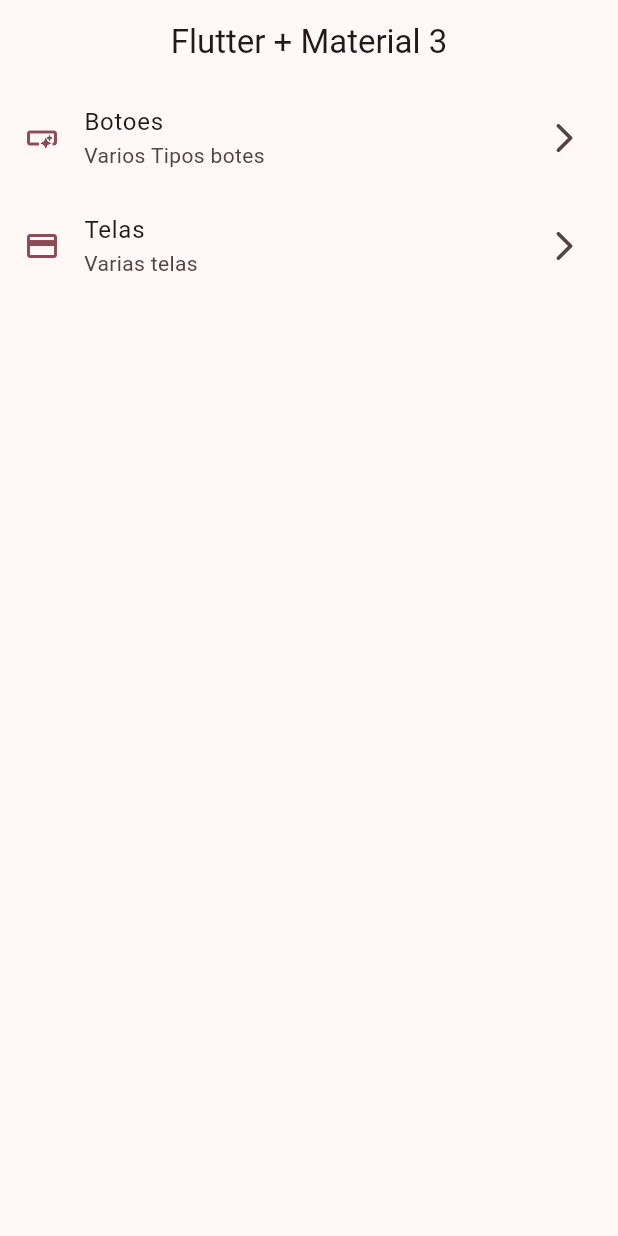
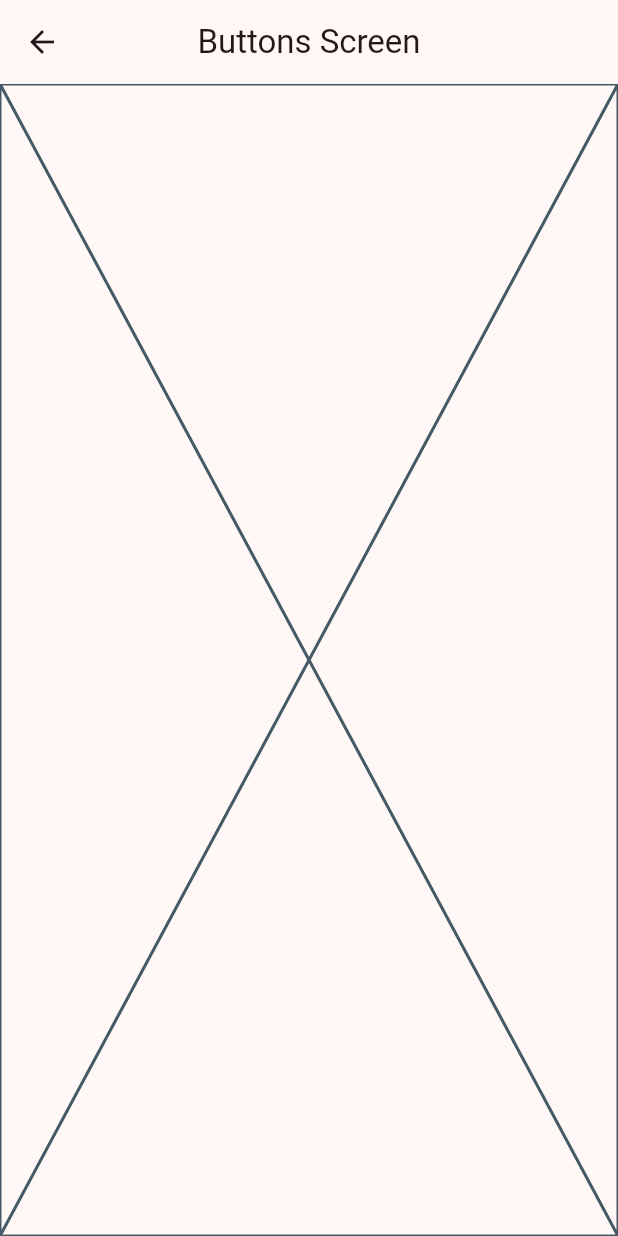
Before and after one commit to tdskrn/widgets_app, a Flutter app: the screen it shows after launch, after a tap on "Botoes", on a phone screen of 412 x 824 dp. Run offline on Flutter 3.47's test engine with Material 2 defaults, Android fonts, the phone set to English and light mode, and no system bars.

```diff
--- a/lib/config/menu/menu_items.dart
+++ b/lib/config/menu/menu_items.dart
@@ -24,7 +24,7 @@ const appMenuItems = <MenuItem>[
   MenuItem(
     title: "Telas",
     subTitle: "Varias telas",
-    link: '/card',
+    link: '/cards',
     icon: Icons.credit_card,
   ),
 ];
--- /dev/null
+++ b/lib/config/routes/routes.dart
@@ -0,0 +1,9 @@
+import '../../presentation/screens/buttons/button_screen.dart';
+import '../../presentation/screens/cards/cards_screen.dart';
+
+class AppRoutes {
+  static final appRoutes = {
+    '/botoes': (context) => const ButtonsScreen(),
+    '/cards': (context) => const CardsScreen(),
+  };
+}
--- a/lib/main.dart
+++ b/lib/main.dart
@@ -1,7 +1,9 @@
 import 'dart:math';
 
 import 'package:flutter/material.dart';
+import 'package:widgets_app/config/routes/routes.dart';
 import 'package:widgets_app/config/theme/app_theme.dart';
+
 import 'package:widgets_app/presentation/screens/home/home_screen.dart';
 
 void main() {
@@ -18,6 +20,7 @@ class MainApp extends StatelessWidget {
       debugShowCheckedModeBanner: false,
       theme: AppTheme(selectedColor: selectedColor).getTheme(),
       home: const HomeScreen(),
+      routes: AppRoutes.appRoutes,
     );
   }
 }
--- /dev/null
+++ b/lib/presentation/screens/buttons/button_screen.dart
@@ -0,0 +1,15 @@
+import 'package:flutter/material.dart';
+
+class ButtonsScreen extends StatelessWidget {
+  const ButtonsScreen({super.key});
+
+  @override
+  Widget build(BuildContext context) {
+    return Scaffold(
+      appBar: AppBar(
+        title: const Text('Buttons Screen'),
+      ),
+      body: const Placeholder(),
+    );
+  }
+}
--- a/lib/presentation/screens/home/home_screen.dart
+++ b/lib/presentation/screens/home/home_screen.dart
@@ -48,7 +48,7 @@ class _CustomListTile extends StatelessWidget {
       title: Text(menuItem.title),
       subtitle: Text(menuItem.subTitle),
       onTap: () {
-        // TODO Navegar a outra tela
+        Navigator.pushNamed(context, menuItem.link);
       },
     );
   }
```
Also changed, not shown: lib/presentation/screens/cards/cards_screen.dart (added, +15 -0 lines).
